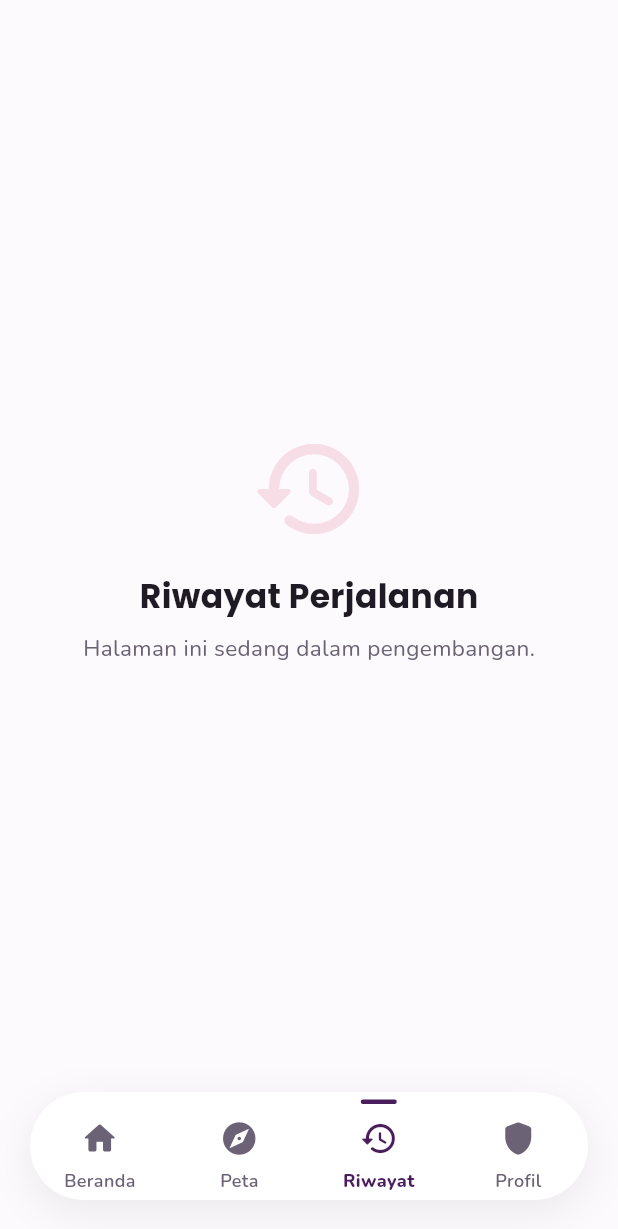
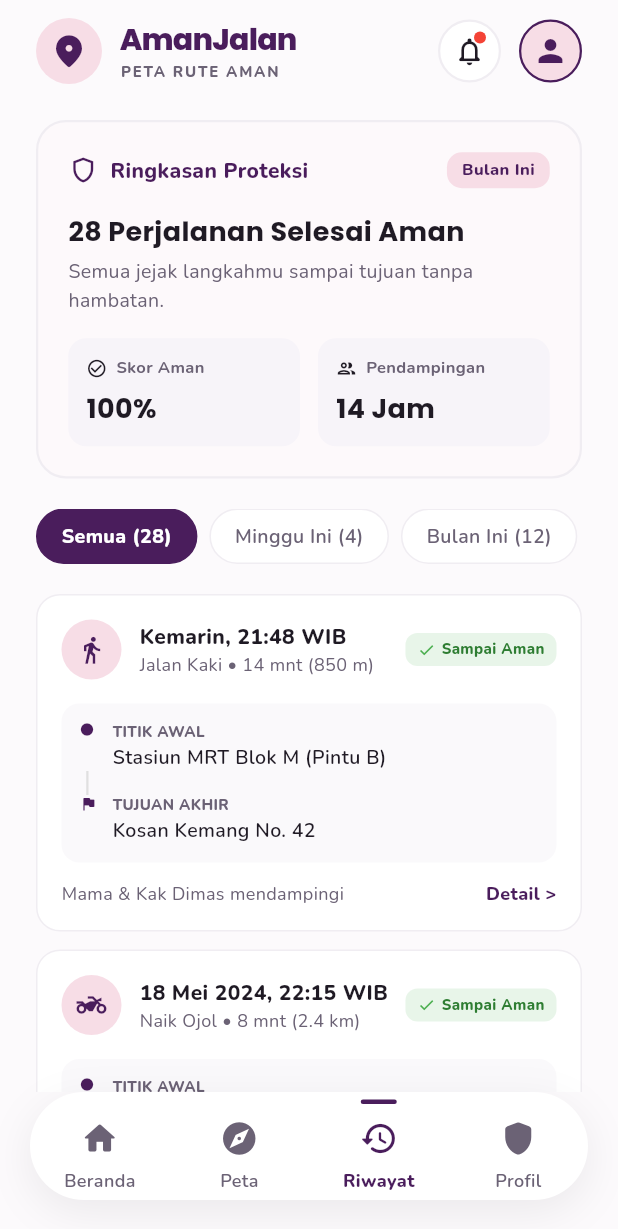
Before and after one commit to LuluKhaira/AmanJalan_Mobiledev, a Flutter app: the HomeScreen screen opened directly, item 3 of the bottom bar chosen, on a phone screen of 412 x 824 dp. Shown: the top 1229 px of the screen. Run offline on Flutter 3.47's test engine with Material 3 defaults, Android fonts, the phone set to English and light mode, and no system bars; our stand-ins replace google_fonts, shared_preferences; accounts and stored records are empty.

Commit message:
feat: tambah UI halaman Riwayat dan Profil lengkap dengan fitur logout

```diff
--- /dev/null
+++ b/lib/features/home/history_tab.dart
@@ -0,0 +1,316 @@
+import 'package:flutter/material.dart';
+import 'package:google_fonts/google_fonts.dart';
+import 'package:amanjalan/core/theme/app_colors.dart';
+import 'package:amanjalan/core/widgets/app_header.dart';
+import 'package:amanjalan/core/widgets/animated_entrance.dart';
+
+class HistoryTab extends StatelessWidget {
+  const HistoryTab({super.key});
+
+  @override
+  Widget build(BuildContext context) {
+    return SingleChildScrollView(
+      padding: const EdgeInsets.only(bottom: 24),
+      child: Column(
+        crossAxisAlignment: CrossAxisAlignment.start,
+        children: [
+          // HEADER
+          const SafeArea(
+            bottom: false,
+            child: AppHeader(),
+          ),
+
+          Padding(
+            padding: const EdgeInsets.symmetric(horizontal: 24),
+            child: Column(
+              crossAxisAlignment: CrossAxisAlignment.start,
+              children: [
+                const SizedBox(height: 12),
+
+                // RINGKASAN
+                AnimatedEntrance(
+                  index: 0,
+                  child: Container(
+                    padding: const EdgeInsets.all(20),
+                    decoration: BoxDecoration(
+                      color: const Color(0xFFFDF9FB),
+                      borderRadius: BorderRadius.circular(20),
+                      border: Border.all(color: const Color(0xFFF0EDF2), width: 1.5),
+                    ),
+                    child: Column(
+                      crossAxisAlignment: CrossAxisAlignment.start,
+                      children: [
+                        Row(
+                          mainAxisAlignment: MainAxisAlignment.spaceBetween,
+                          children: [
+                            Row(
+                              children: [
+                                const Icon(Icons.shield_outlined, color: AppColors.plum, size: 20),
+                                const SizedBox(width: 8),
+                                Text('Ringkasan Proteksi', style: GoogleFonts.nunito(fontSize: 14, fontWeight: FontWeight.w800, color: AppColors.plum)),
+                              ],
+                            ),
+                            Container(
+                              padding: const EdgeInsets.symmetric(horizontal: 10, vertical: 4),
+                              decoration: BoxDecoration(color: AppColors.softPink, borderRadius: BorderRadius.circular(10)),
+                              child: Text('Bulan Ini', style: GoogleFonts.nunito(fontSize: 11, fontWeight: FontWeight.w800, color: AppColors.plum)),
+                            )
+                          ],
+                        ),
+                        const SizedBox(height: 16),
+                        Text('28 Perjalanan Selesai Aman', style: GoogleFonts.poppins(fontSize: 18, fontWeight: FontWeight.w700, color: AppColors.textDark)),
+                        const SizedBox(height: 4),
+                        Text('Semua jejak langkahmu sampai tujuan tanpa hambatan.', style: GoogleFonts.nunito(fontSize: 13, color: AppColors.textMuted)),
+                        const SizedBox(height: 16),
+                        Row(
+                          children: [
+                            Expanded(
+                              child: Container(
+                                padding: const EdgeInsets.all(12),
+                                decoration: BoxDecoration(color: const Color(0xFFF7F4F9), borderRadius: BorderRadius.circular(12)),
+                                child: Column(
+                                  crossAxisAlignment: CrossAxisAlignment.start,
+                                  children: [
+                                    Row(children: [
+                                      const Icon(Icons.check_circle_outline, size: 14, color: AppColors.textDark),
+                                      const SizedBox(width: 6),
+                                      Text('Skor Aman', style: GoogleFonts.nunito(fontSize: 11, fontWeight: FontWeight.w700, color: AppColors.textMuted)),
+                                    ]),
+                                    const SizedBox(height: 6),
+                                    Text('100% ', style: GoogleFonts.poppins(fontSize: 18, fontWeight: FontWeight.w700, color: AppColors.textDark)),
+                                  ],
+                                ),
+                              ),
+                            ),
+                            const SizedBox(width: 12),
+                            Expanded(
+                              child: Container(
+                                padding: const EdgeInsets.all(12),
+                                decoration: BoxDecoration(color: const Color(0xFFF7F4F9), borderRadius: BorderRadius.circular(12)),
+                                child: Column(
+                                  crossAxisAlignment: CrossAxisAlignment.start,
+                                  children: [
+                                    Row(children: [
+                                      const Icon(Icons.group_outlined, size: 14, color: AppColors.textDark),
+                                      const SizedBox(width: 6),
+                                      Text('Pendampingan', style: GoogleFonts.nunito(fontSize: 11, fontWeight: FontWeight.w700, color: AppColors.textMuted)),
+                                    ]),
+                                    const SizedBox(height: 6),
+                                    Text('14 Jam ', style: GoogleFonts.poppins(fontSize: 18, fontWeight: FontWeight.w700, color: AppColors.textDark)),
+                                  ],
+                                ),
+                              ),
+                            )
+                          ],
+                        )
+                      ],
+                    ),
+                  ),
+                ),
+                const SizedBox(height: 20),
+
+                // FILTER TAB (Mock)
+                SingleChildScrollView(
+                  scrollDirection: Axis.horizontal,
+                  child: Row(
+                    children: [
+                      _buildFilterChip('Semua (28)', true),
+                      _buildFilterChip('Minggu Ini (4)', false),
+                      _buildFilterChip('Bulan Ini (12)', false),
+                    ],
+                  ),
+                ),
+                const SizedBox(height: 20),
+
+                // LIST RIWAYAT
+                AnimatedEntrance(
+                  index: 1,
+                  child: _buildHistoryCard(
+                    date: 'Kemarin, 21:48 WIB',
+                    type: 'Jalan Kaki • 14 mnt (850 m)',
+                    icon: Icons.directions_walk,
+                    startPoint: 'Stasiun MRT Blok M (Pintu B)',
+                    endPoint: 'Kosan Kemang No. 42',
+                    footer: 'Mama & Kak Dimas mendampingi',
+                  ),
+                ),
+                const SizedBox(height: 12),
+                AnimatedEntrance(
+                  index: 2,
+                  child: _buildHistoryCard(
+                    date: '18 Mei 2024, 22:15 WIB',
+                    type: 'Naik Ojol • 8 mnt (2.4 km)',
+                    icon: Icons.two_wheeler,
+                    startPoint: 'Grand Indonesia (Lobby Rama)',
+                    endPoint: 'Apartemen Menteng Park',
+                    footer: 'Ayah Hendra mendampingi',
+                  ),
+                ),
+
+                const SizedBox(height: 24),
+                // FOOTER QUOTE
+                AnimatedEntrance(
+                  index: 3,
+                  child: Container(
+                    padding: const EdgeInsets.all(20),
+                    decoration: BoxDecoration(
+                      color: const Color(0xFFFDF9FB),
+                      borderRadius: BorderRadius.circular(20),
+                    ),
+                    child: Row(
+                      children: [
+                        const Icon(Icons.favorite_rounded, color: AppColors.plum, size: 30),
+                        const SizedBox(width: 16),
+                        Expanded(
+                          child: Column(
+                            crossAxisAlignment: CrossAxisAlignment.start,
+                            children: [
+                              Text('Langkahmu Berharga', style: GoogleFonts.poppins(fontSize: 16, fontWeight: FontWeight.w700, color: AppColors.textDark)),
+                              const SizedBox(height: 4),
+                              Text('Terima kasih telah menjaga diri dan saling melindungi bersama.', style: GoogleFonts.nunito(fontSize: 13, color: AppColors.textMuted)),
+                            ],
+                          ),
+                        )
+                      ],
+                    ),
+                  ),
+                ),
+                const SizedBox(height: 24),
+              ],
+            ),
+          ),
+        ],
+      ),
+    );
+  }
+
+  Widget _buildFilterChip(String text, bool isActive) {
+    return Container(
+      margin: const EdgeInsets.only(right: 8),
+      padding: const EdgeInsets.symmetric(horizontal: 16, vertical: 8),
+      decoration: BoxDecoration(
+        color: isActive ? AppColors.plum : Colors.white,
+        borderRadius: BorderRadius.circular(20),
+        border: Border.all(color: isActive ? AppColors.plum : const Color(0xFFF0EDF2)),
+      ),
+      child: Text(
+        text,
+        style: GoogleFonts.nunito(
+          fontSize: 13,
+          fontWeight: isActive ? FontWeight.w800 : FontWeight.w600,
+          color: isActive ? Colors.white : AppColors.textMuted,
+        ),
+      ),
+    );
+  }
+
+  Widget _buildHistoryCard({
+    required String date,
+    required String type,
+    required IconData icon,
+    required String startPoint,
+    required String endPoint,
+    required String footer,
+  }) {
+    return Container(
+      padding: const EdgeInsets.all(16),
+      decoration: BoxDecoration(
+        color: Colors.white,
+        borderRadius: BorderRadius.circular(16),
+        border: Border.all(color: const Color(0xFFF0EDF2)),
+      ),
+      child: Column(
+        crossAxisAlignment: CrossAxisAlignment.start,
+        children: [
+          Row(
+            children: [
+              Container(
+                padding: const EdgeInsets.all(10),
+                decoration: const BoxDecoration(color: AppColors.softPink, shape: BoxShape.circle),
+                child: Icon(icon, color: AppColors.plum, size: 20),
+              ),
+              const SizedBox(width: 12),
+              Expanded(
+                child: Column(
+                  crossAxisAlignment: CrossAxisAlignment.start,
+                  children: [
+                    Text(date, style: GoogleFonts.nunito(fontSize: 14, fontWeight: FontWeight.w800, color: AppColors.textDark)),
+                    Text(type, style: GoogleFonts.nunito(fontSize: 12, color: AppColors.textMuted)),
+                  ],
+                ),
+              ),
+              Container(
+                padding: const EdgeInsets.symmetric(horizontal: 8, vertical: 4),
+                decoration: BoxDecoration(color: const Color(0xFFE8F5E9), borderRadius: BorderRadius.circular(8)),
+                child: Row(
+                  children: [
+                    const Icon(Icons.check, size: 12, color: Colors.green),
+                    const SizedBox(width: 4),
+                    Text('Sampai Aman', style: GoogleFonts.nunito(fontSize: 10, fontWeight: FontWeight.w800, color: Colors.green.shade800)),
+                  ],
+                ),
+              )
+            ],
+          ),
+          const SizedBox(height: 16),
+          Container(
+            padding: const EdgeInsets.all(12),
+            decoration: BoxDecoration(color: const Color(0xFFFAF9FB), borderRadius: BorderRadius.circular(12)),
+            child: Column(
+              children: [
+                Row(
+                  crossAxisAlignment: CrossAxisAlignment.start,
+                  children: [
+                    const Icon(Icons.circle, size: 10, color: AppColors.plum),
+                    const SizedBox(width: 12),
+                    Expanded(
+                      child: Column(
+                        crossAxisAlignment: CrossAxisAlignment.start,
+                        children: [
+                          Text('TITIK AWAL', style: GoogleFonts.nunito(fontSize: 10, fontWeight: FontWeight.w800, color: AppColors.textMuted)),
+                          Text(startPoint, style: GoogleFonts.nunito(fontSize: 13, fontWeight: FontWeight.w600, color: AppColors.textDark)),
+                        ],
+                      ),
+                    )
+                  ],
+                ),
+                Padding(
+                  padding: const EdgeInsets.only(left: 4.5),
+                  child: Row(
+                    children: [
+                      Container(width: 1.5, height: 16, color: Colors.grey.shade300),
+                    ],
+                  ),
+                ),
+                Row(
+                  crossAxisAlignment: CrossAxisAlignment.start,
+                  children: [
+                    const Icon(Icons.flag_rounded, size: 12, color: AppColors.plum),
+                    const SizedBox(width: 10),
+                    Expanded(
+                      child: Column(
+                        crossAxisAlignment: CrossAxisAlignment.start,
+                        children: [
+                          Text('TUJUAN AKHIR', style: GoogleFonts.nunito(fontSize: 10, fontWeight: FontWeight.w800, color: AppColors.textMuted)),
+                          Text(endPoint, style: GoogleFonts.nunito(fontSize: 13, fontWeight: FontWeight.w600, color: AppColors.textDark)),
+                        ],
+                      ),
+                    )
+                  ],
+                ),
+              ],
+            ),
+          ),
+          const SizedBox(height: 12),
+          Row(
+            mainAxisAlignment: MainAxisAlignment.spaceBetween,
+            children: [
+              Text(footer, style: GoogleFonts.nunito(fontSize: 12, color: AppColors.textMuted)),
+              Text('Detail >', style: GoogleFonts.nunito(fontSize: 12, fontWeight: FontWeight.w800, color: AppColors.plum)),
+            ],
+          )
+        ],
+      ),
+    );
+  }
+}
--- a/lib/features/home/home_screen.dart
+++ b/lib/features/home/home_screen.dart
@@ -7,9 +7,11 @@ import 'package:amanjalan/core/theme/app_colors.dart';
 import 'package:amanjalan/core/widgets/animated_entrance.dart';
 import 'package:amanjalan/core/widgets/press_scale.dart';
 import 'package:amanjalan/core/widgets/custom_bottom_nav.dart';
-import 'package:amanjalan/core/widgets/app_header.dart'; // IMPORT HEADER BARU
+import 'package:amanjalan/core/widgets/app_header.dart';
 import 'package:amanjalan/features/auth/login_screen.dart';
 import 'package:amanjalan/features/home/map_tab.dart';
+import 'package:amanjalan/features/home/history_tab.dart'; // IMPORT TAB BARU
+import 'package:amanjalan/features/home/profile_tab.dart'; // IMPORT TAB BARU
 
 class HomeScreen extends StatefulWidget {
   const HomeScreen({super.key});
@@ -78,8 +80,8 @@ class _HomeScreenState extends State<HomeScreen> {
               MapTab(
                 onBackToHome: () => setState(() => _currentIndex = 0),
               ),
-              _buildPlaceholderTab('Riwayat Perjalanan', Icons.history_rounded),
-              _buildPlaceholderTab('Profil Pengguna', Icons.person_rounded),
+              const HistoryTab(), // TAB KE-3
+              ProfileTab(onLogout: _logout), // TAB KE-4
             ],
           ),
         ),
@@ -103,9 +105,8 @@ class _HomeScreenState extends State<HomeScreen> {
       child: Column(
         crossAxisAlignment: CrossAxisAlignment.start,
         children: [
-          // --- HEADER BARU ---
           AppHeader(
-            onProfileTap: _logout, // Klik profil untuk demo logout
+            onProfileTap: () => setState(() => _currentIndex = 3), // Pindah ke tab profil jika foto dipencet
             onNotificationTap: () {},
           ),
 
@@ -116,7 +117,6 @@ class _HomeScreenState extends State<HomeScreen> {
               children: [
                 const SizedBox(height: 12),
 
-                // --- KARTU UTAMA ---
                 AnimatedEntrance(
                   index: 1,
                   child: Container(
@@ -206,7 +206,6 @@ class _HomeScreenState extends State<HomeScreen> {
                 ),
                 const SizedBox(height: 32),
 
-                // --- MODE PERJALANAN ---
                 AnimatedEntrance(
                   index: 2,
                   child: Text(
@@ -233,7 +232,6 @@ class _HomeScreenState extends State<HomeScreen> {
                 ),
                 const SizedBox(height: 32),
 
-                // --- GUARDIAN ---
                 AnimatedEntrance(
                   index: 4,
                   child: Row(
@@ -279,7 +277,6 @@ class _HomeScreenState extends State<HomeScreen> {
                 ),
                 const SizedBox(height: 32),
 
-                // --- TOMBOL SOS ---
                 AnimatedEntrance(
                   index: 6,
                   child: PressScale(
@@ -345,34 +342,6 @@ class _HomeScreenState extends State<HomeScreen> {
                   ),
                 ),
               ],
-            ),
-          ),
-        ],
-      ),
-    );
-  }
-
-  Widget _buildPlaceholderTab(String title, IconData icon) {
-    return Center(
-      child: Column(
-        mainAxisAlignment: MainAxisAlignment.center,
-        children: [
-          Icon(icon, size: 80, color: AppColors.softPink),
-          const SizedBox(height: 16),
-          Text(
-            title,
-            style: GoogleFonts.poppins(
-              fontSize: 22,
-              fontWeight: FontWeight.w700,
-              color: AppColors.textDark,
-            ),
-          ),
-          const SizedBox(height: 8),
-          Text(
-            'Halaman ini sedang dalam pengembangan.',
-            style: GoogleFonts.nunito(
-              fontSize: 15,
-              color: AppColors.textMuted,
             ),
           ),
         ],
```
Also changed, not shown: lib/features/home/profile_tab.dart (added, +304 -0 lines).
